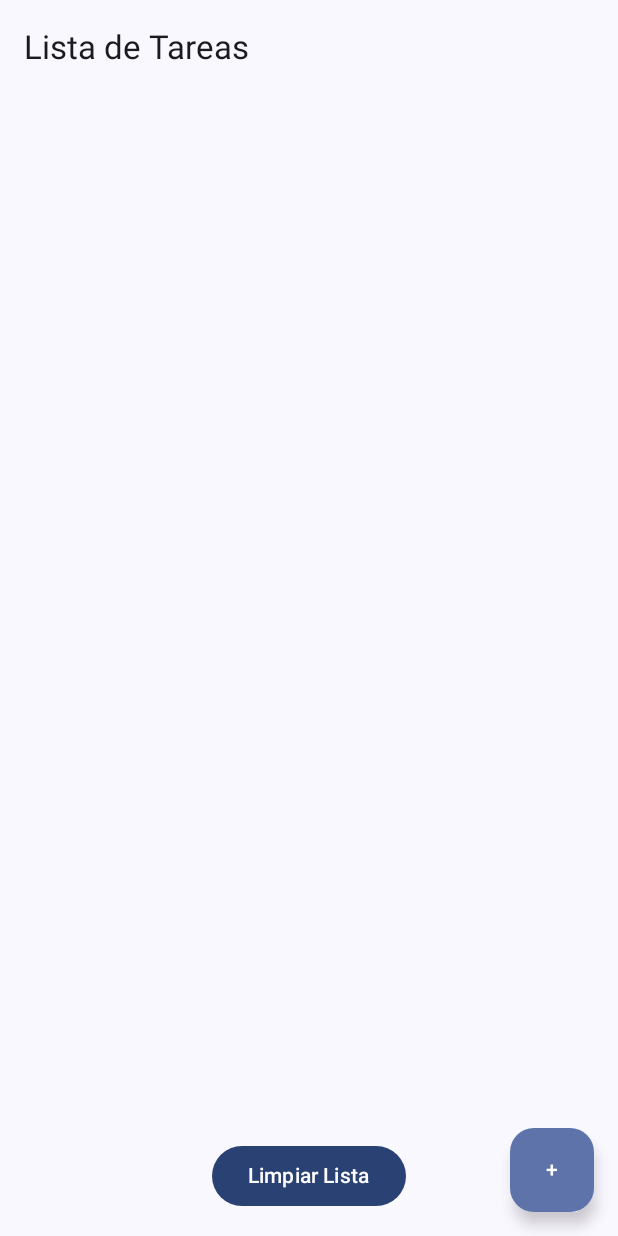
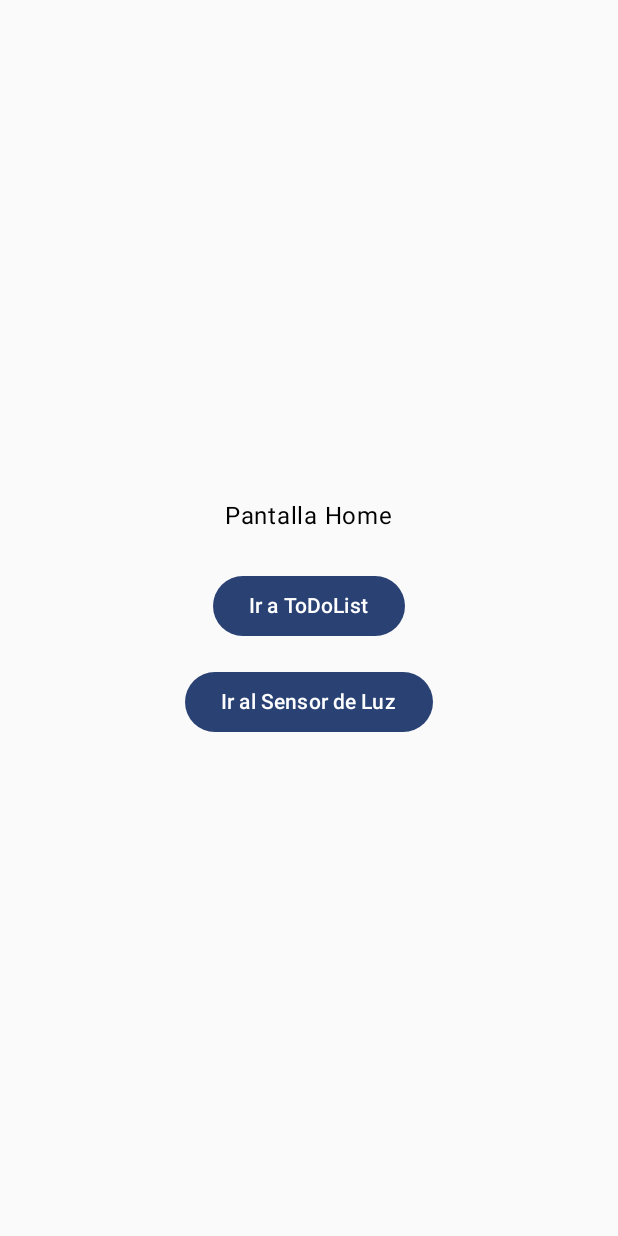
Before and after one commit to dianaerazo/Laboratorio-05-PDM, an Android app built with Jetpack Compose: the screen it shows after launch (MainActivity), on a phone screen of 412 x 824 dp. Run offline under Robolectric (Android 15) with nearby library versions, the phone set to English and light mode, and no system bars.

Commit message:
Labo-05-pdm

```diff
--- a/app/build.gradle.kts
+++ b/app/build.gradle.kts
@@ -2,6 +2,7 @@ plugins {
     alias(libs.plugins.android.application)
     alias(libs.plugins.kotlin.android)
     alias(libs.plugins.kotlin.compose)
+    id("org.jetbrains.kotlin.plugin.serialization") version "1.9.10"
 }
 
 android {
@@ -41,17 +42,16 @@ android {
 
 dependencies {
 
+    implementation(libs.kotlinx.serialization.json)
     implementation(libs.androidx.core.ktx)
     implementation(libs.androidx.lifecycle.runtime.ktx)
-    implementation(libs.androidx.lifecycle.runtime.ktx.v280alpha01)
-    implementation(libs.androidx.lifecycle.viewmodel.ktx)
-    implementation(libs.androidx.lifecycle.viewmodel.compose)
     implementation(libs.androidx.activity.compose)
     implementation(platform(libs.androidx.compose.bom))
     implementation(libs.androidx.ui)
     implementation(libs.androidx.ui.graphics)
     implementation(libs.androidx.ui.tooling.preview)
     implementation(libs.androidx.material3)
+    implementation(libs.androidx.navigation.compose)
     testImplementation(libs.junit)
     androidTestImplementation(libs.androidx.junit)
     androidTestImplementation(libs.androidx.espresso.core)
--- a/app/src/main/java/com/daepcuatro/laboratorio05_pdm/MainActivity.kt
+++ b/app/src/main/java/com/daepcuatro/laboratorio05_pdm/MainActivity.kt
@@ -3,18 +3,15 @@ package com.daepcuatro.laboratorio05_pdm
 import android.os.Bundle
 import androidx.activity.ComponentActivity
 import androidx.activity.compose.setContent
-import androidx.lifecycle.viewmodel.compose.viewModel
+import com.daepcuatro.laboratorio05_pdm.ui.navigation.NavigationScreen
 import com.daepcuatro.laboratorio05_pdm.ui.theme.Laboratorio05_pdmTheme
-import com.daepcuatro.laboratorio05_pdm.view.ToDoScreen
-import com.daepcuatro.laboratorio05_pdm.ViewModel.TaskViewModel
 
 class MainActivity : ComponentActivity() {
     override fun onCreate(savedInstanceState: Bundle?) {
         super.onCreate(savedInstanceState)
         setContent {
             Laboratorio05_pdmTheme {
-                val taskViewModel: TaskViewModel = viewModel()
-                ToDoScreen(viewModel = taskViewModel)
+                NavigationScreen()
             }
         }
     }
--- /dev/null
+++ b/app/src/main/java/com/daepcuatro/laboratorio05_pdm/ui/home/HomeScreen.kt
@@ -0,0 +1,35 @@
+package com.daepcuatro.laboratorio05_pdm.ui.home
+
+import androidx.compose.foundation.layout.*
+import androidx.compose.material3.Button
+import androidx.compose.material3.Text
+import androidx.compose.runtime.Composable
+import androidx.compose.ui.Alignment
+import androidx.compose.ui.Modifier
+import androidx.compose.ui.unit.dp
+import androidx.navigation.NavHostController
+
+@Composable
+fun HomeScreen(navController: NavHostController) {
+    Column(
+        modifier = Modifier
+            .fillMaxSize()
+            .padding(32.dp),
+        verticalArrangement = Arrangement.Center,
+        horizontalAlignment = Alignment.CenterHorizontally
+    ) {
+        Text("Pantalla Home")
+
+        Spacer(modifier = Modifier.height(24.dp))
+
+        Button(onClick = { navController.navigate("todo") }) {
+            Text("Ir a ToDoList")
+        }
+
+        Spacer(modifier = Modifier.height(16.dp))
+
+        Button(onClick = { navController.navigate("sensor") }) {
+            Text("Ir al Sensor de Luz")
+        }
+    }
+}
--- /dev/null
+++ b/app/src/main/java/com/daepcuatro/laboratorio05_pdm/ui/navigation/NavigationScreen.kt
@@ -0,0 +1,26 @@
+package com.daepcuatro.laboratorio05_pdm.ui.navigation
+
+import androidx.compose.runtime.Composable
+import androidx.navigation.compose.NavHost
+import androidx.navigation.compose.composable
+import androidx.navigation.compose.rememberNavController
+import com.daepcuatro.laboratorio05_pdm.ui.home.HomeScreen
+import com.daepcuatro.laboratorio05_pdm.ui.todo.ToDoScreen
+import com.daepcuatro.laboratorio05_pdm.ui.sensors.SensorLuzScreen
+
+@Composable
+fun NavigationScreen() {
+    val navController = rememberNavController()
+
+    NavHost(navController = navController, startDestination = "home") {
+        composable("home") {
+            HomeScreen(navController)
+        }
+        composable("todo") {
+            ToDoScreen()
+        }
+        composable("sensor") {
+            SensorLuzScreen()
+        }
+    }
+}
--- a/app/src/main/java/com/daepcuatro/laboratorio05_pdm/ui/theme/Color.kt
+++ b/app/src/main/java/com/daepcuatro/laboratorio05_pdm/ui/theme/Color.kt
@@ -9,3 +9,5 @@ val Pink80 = Color(0xFFEFB8C8)
 val Purple40 = Color(0xFF6650a4)
 val PurpleGrey40 = Color(0xFF625b71)
 val Pink40 = Color(0xFF7D5260)
+
+val Green = Color(0xff16a085)
--- a/app/src/main/java/com/daepcuatro/laboratorio05_pdm/view/ToDoScreen.kt
+++ /dev/null
@@ -1,75 +0,0 @@
-package com.daepcuatro.laboratorio05_pdm.view
-
-import androidx.compose.foundation.layout.*
-import androidx.compose.foundation.lazy.LazyColumn
-import androidx.compose.foundation.lazy.items
-import androidx.compose.material3.*
-import androidx.compose.runtime.*
-import androidx.compose.ui.Alignment
-import androidx.compose.ui.Modifier
-import androidx.compose.ui.unit.dp
-import com.daepcuatro.laboratorio05_pdm.model.Task
-import com.daepcuatro.laboratorio05_pdm.ViewModel.TaskViewModel
-import kotlinx.coroutines.launch
-
-@OptIn(ExperimentalMaterial3Api::class)
-@Composable
-fun ToDoScreen(viewModel: TaskViewModel) {
-    val tasks = viewModel.tasks
-    val snackbarHostState = remember { SnackbarHostState() }
-    val coroutineScope = rememberCoroutineScope()
-    var showDialog by remember { mutableStateOf(false) }
-
-    Scaffold(
-        topBar = { TopAppBar(title = { Text("Lista de Tareas") }) },
-        floatingActionButton = {
-            FloatingActionButton(onClick = { showDialog = true }) {
-                Text("+")
-            }
-        },
-        snackbarHost = { SnackbarHost(snackbarHostState) }
-    ) { paddingValues ->
-        Column(
-            modifier = Modifier
-                .fillMaxSize()
-                .padding(paddingValues)
-                .padding(16.dp),
-            horizontalAlignment = Alignment.CenterHorizontally
-        ) {
-            LazyColumn(modifier = Modifier.weight(1f)) {
-                items(tasks) { task ->
-                    TaskCard(
-                        task = task,
-                        onToggleComplete = {
-                            viewModel.toggleTaskCompletion(task)
-                        },
-                        onDelete = {
-                            viewModel.deleteTask(task)
-                            coroutineScope.launch {
-                                snackbarHostState.showSnackbar("Tarea eliminada")
-                            }
-                        }
-                    )
-                }
-            }
-
-            Button(onClick = { viewModel.clearAllTasks() }) {
-                Text("Limpiar Lista")
-            }
-        }
-
-        if (showDialog) {
-            TaskDialog(
-                title = viewModel.taskTitle,
-                description = viewModel.taskDescription,
-                onTitleChange = { viewModel.taskTitle = it },
-                onDescriptionChange = { viewModel.taskDescription = it },
-                onDismiss = { showDialog = false },
-                onAddTask = {
-                    viewModel.addTask()
-                    showDialog = false
-                }
-            )
-        }
-    }
-}
--- a/gradle/libs.versions.toml
+++ b/gradle/libs.versions.toml
@@ -9,6 +9,8 @@ lifecycleRuntimeKtx = "2.8.7"
 activityCompose = "1.10.1"
 composeBom = "2024.09.00"
 lifecycleRuntimeKtxVersion = "2.8.0-alpha01"
+serialization = "1.8.0"
+navigationCompose = "2.8.9"
 
 [libraries]
 androidx-core-ktx = { group = "androidx.core", name = "core-ktx", version.ref = "coreKtx" }
@@ -28,6 +30,9 @@ androidx-ui-tooling-preview = { group = "androidx.compose.ui", name = "ui-toolin
 androidx-ui-test-manifest = { group = "androidx.compose.ui", name = "ui-test-manifest" }
 androidx-ui-test-junit4 = { group = "androidx.compose.ui", name = "ui-test-junit4" }
 androidx-material3 = { group = "androidx.compose.material3", name = "material3" }
+androidx-navigation-compose = { group = "androidx.navigation", name = "navigation-compose", version.ref = "navigationCompose" }
+kotlinx-serialization-json = {group = "org.jetbrains.kotlinx", name= "kotlinx-serialization-json", version.ref="serialization"}
+
 
 [plugins]
 android-application = { id = "com.android.application", version.ref = "agp" }
```
Also changed, not shown: app/src/main/java/com/daepcuatro/laboratorio05_pdm/ViewModel/TaskViewModel.kt (deleted, +0 -40 lines), app/src/main/java/com/daepcuatro/laboratorio05_pdm/model/Task.kt (deleted, +0 -10 lines), app/src/main/java/com/daepcuatro/laboratorio05_pdm/models/card.kt (added, +15 -0 lines), app/src/main/java/com/daepcuatro/laboratorio05_pdm/ui/components/cards.kt (added, +149 -0 lines), app/src/main/java/com/daepcuatro/laboratorio05_pdm/ui/home/HomeViewModel.kt (added, +7 -0 lines), app/src/main/java/com/daepcuatro/laboratorio05_pdm/ui/sensors/SensorLuzScreen.kt (added, +32 -0 lines), app/src/main/java/com/daepcuatro/laboratorio05_pdm/ui/sensors/SensorLuzViewModel.kt (added, +40 -0 lines), app/src/main/java/com/daepcuatro/laboratorio05_pdm/ui/todo/ToDoScreen.kt (added, +172 -0 lines), app/src/main/java/com/daepcuatro/laboratorio05_pdm/ui/todo/ToDoViewModel.kt (added, +19 -0 lines), app/src/main/java/com/daepcuatro/laboratorio05_pdm/view/TaskCard.kt (deleted, +0 -56 lines), app/src/main/java/com/daepcuatro/laboratorio05_pdm/view/TaskDialog.kt (deleted, +0 -51 lines).
